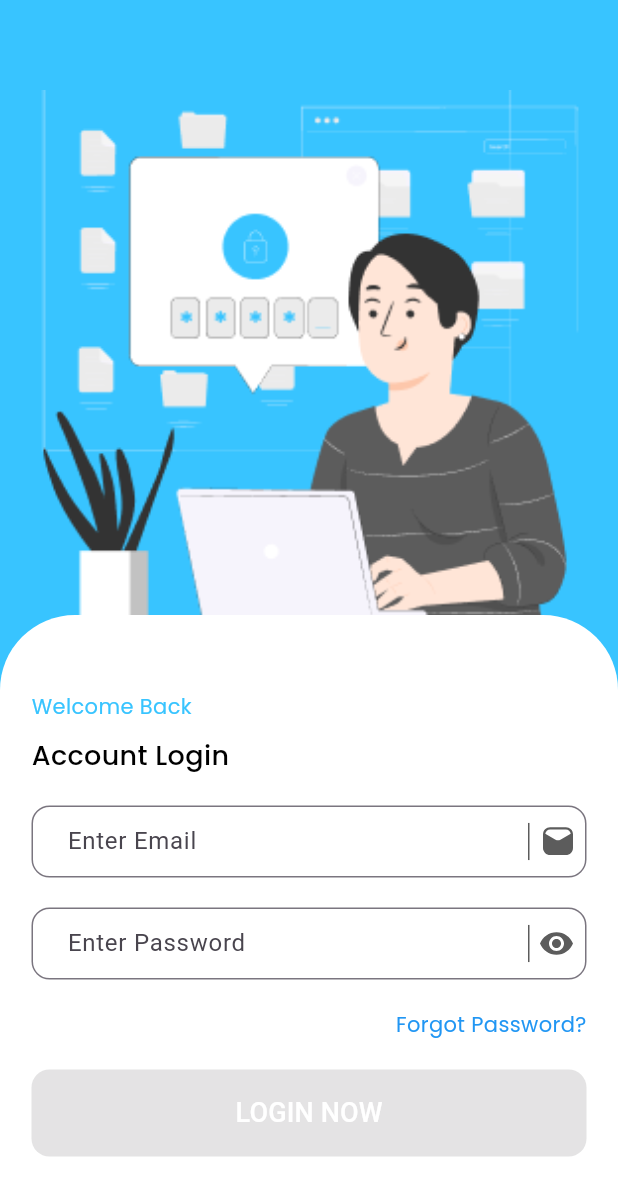
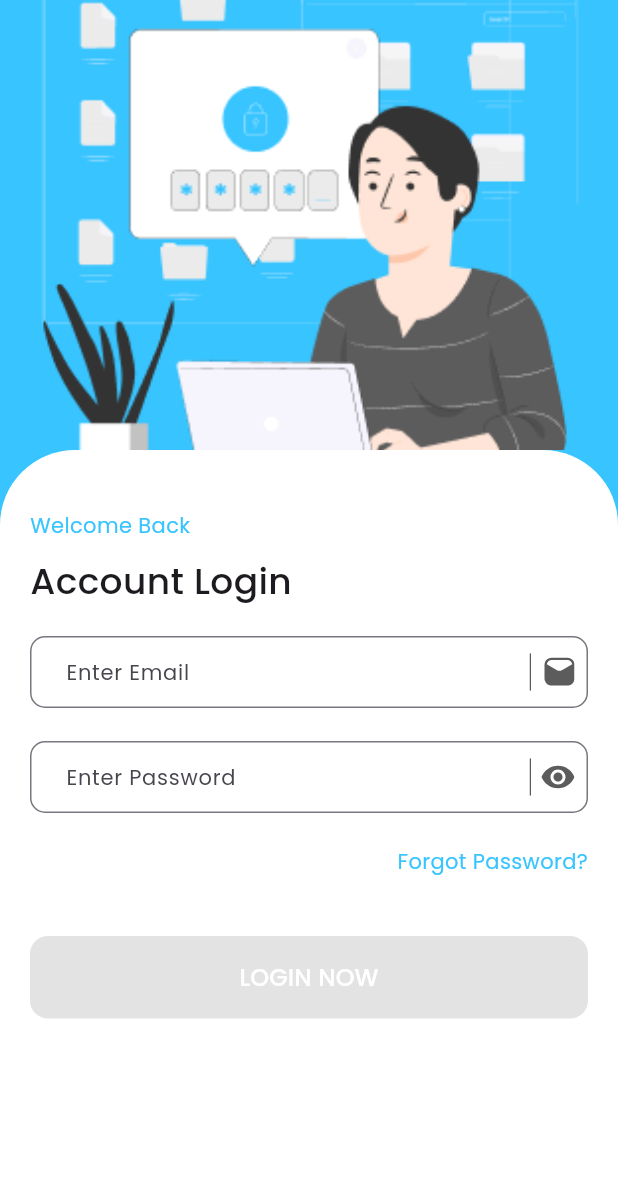
Before and after one commit to CloudCentricPvt/Time_Log, a Flutter app: the screen it shows after launch, on a phone screen of 412 x 824 dp. Shown: the top 1196 px of the screen. Run offline on Flutter 3.47's test engine with Material 3 defaults, Android fonts, the phone set to English and light mode, and no system bars; our stand-ins replace connectivity_plus, dropdown_search, fl_chart, flutter_dotenv, flutter_svg, get and 7 more; missing offline and left inert: app_settings, dart:ffi, material_dialogs.

Commit message:
Payroll Add

```diff
--- a/lib/main.dart
+++ b/lib/main.dart
@@ -21,6 +21,7 @@ import 'package:time_log/views/leaves/leave_history.dart';
 import 'package:time_log/views/leaves/leave_screen.dart';
 import 'package:time_log/views/leaves/work_from_home_history.dart';
 import 'package:time_log/views/notification/notification_screen.dart';
+import 'package:time_log/views/payroll/payroll.dart';
 import 'package:time_log/views/profile/edit_profile.dart';
 import 'package:time_log/views/profile/profile_screen.dart';
 import 'package:time_log/views/leaves/request_work_from_home.dart';
@@ -76,6 +77,7 @@ class MyApp extends StatelessWidget {
         '/change_password_screen': (context) => const ChangePassword(),
         '/leave_policy_screen': (context) => const LeavesPolicyScreen(),
         '/privacy_policy_screen': (context) => const PrivacyPoliciesScreen(),
+        '/payroll': (context) => const Payroll(),
         '/terms_and_condition_screen': (context) =>
             const TermsAndConditionScreen(),
         '/posh_policy_screen': (context) => const PoshPolicy(),
--- a/lib/network/k_network_api_service.dart
+++ b/lib/network/k_network_api_service.dart
@@ -171,15 +171,15 @@ class KNetworkApiServices extends KBaseApiServices {
           context,
           TextButton(
             onPressed: () {
-              Navigator.pop(context);
+             // Navigator.pop(context);
+              Get.back();
               Navigator.pushReplacementNamed(context, '/login_screen');
               localStorage.remove("Auth_Token");
               localStorage.remove(KStorageKey.isActive);
-
             },
             child: Text(
               "OK",
-              style: TextStyle(color: KColors.appPrimaryRed),
+              style: TextStyle(color: KColors.appPrimaryRed,fontFamily: "Poppins"),
             ),
           ),
           "Session Expired",
--- a/lib/utils/constants/k_drawer_menu.dart
+++ b/lib/utils/constants/k_drawer_menu.dart
@@ -229,6 +229,7 @@ class _CustomDrawerMenuState extends State<CustomDrawerMenu> {
                           _buildMenuItem(context,'assets/icons/time_log_icon1.svg', 'Time Logs', '/dashboard_screen',1),
                           _buildMenuItem(context,'assets/icons/leaves_etails_apply.svg', 'Leaves Details & Apply', '/dashboard_screen',2),
                           _buildAnotherMenu('assets/icons/upcoming_events.svg', 'Upcoming Events', '/upcoming_events_screen'),
+                          _buildAnotherMenu('assets/icons/payroll.svg', 'Payroll', '/payroll'),
                           _buildAnotherMenu('assets/icons/help_support.svg', 'Help & Support', '/help_and_support_screen')
                         ],
                       ),
@@ -351,7 +352,7 @@ class _CustomDrawerMenuState extends State<CustomDrawerMenu> {
               ),
               const SizedBox(width: 10),
               Text(
-                  title, style:  TextStyle(fontSize: 15,color: isDashboard ? Colors.blue : Colors.black),),
+                  title, style:  TextStyle(fontSize: 15,fontFamily: "Poppins",color: isDashboard ? Colors.blue : Colors.black),),
               const Spacer(),
               SizedBox(
                 width: 10,
--- a/lib/views/authentication/login_screen.dart
+++ b/lib/views/authentication/login_screen.dart
@@ -46,79 +46,74 @@ class _LoginScreenState extends State<LoginScreen> {
   Widget build(BuildContext context) {
     return Scaffold(
       backgroundColor: KColors.appPrimary,
-      body: Column(
+      resizeToAvoidBottomInset: false, // prevent flutter default resize
+      body: SafeArea(
+        child: AnimatedPadding(
+          duration: const Duration(milliseconds: 300),
+          curve: Curves.easeOut,
+          padding: EdgeInsets.only(
+            bottom: MediaQuery.of(context).viewInsets.bottom,
+          ),
+          child: Column(
             children: [
-          ///image column.....
-          Padding(
-            padding: const EdgeInsets.only(top: 60), // adjust as needed
-            child: SizedBox(
-              height: 350,
+              SizedBox(
+                height: 300,
                 width: double.infinity,
                 child: Image.asset(
                   KAssets.login_image,
                   fit: BoxFit.cover,
                 ),
               ),
-          ),
-          /// card  .....
+
               Expanded(
-            child: SizedBox(
+                child: Container(
                   width: double.infinity,
-              child: Card(
-                margin: EdgeInsets.zero,
-                // REMOVE extra space outside the card
-                shape: const RoundedRectangleBorder(
+                  decoration: const BoxDecoration(
+                    color: Colors.white,
                     borderRadius: BorderRadius.only(
                       topLeft: Radius.circular(50),
                       topRight: Radius.circular(50),
                     ),
                   ),
-                elevation: 0,
-                color: Colors.white,
 
-                /// design part of inside card.....
+                  // outer scroll to avoid overflow
+                  child: SingleChildScrollView(
                     child: Padding(
-                  padding:
-                      EdgeInsets.only(top: 51, left: 21, right: 21, bottom: 21),
-                  child: SingleChildScrollView(
+                      padding: const EdgeInsets.symmetric(vertical: 40, horizontal: 20),
                       child: Column(
+                        mainAxisSize: MainAxisSize.min,   // important
                         crossAxisAlignment: CrossAxisAlignment.start,
                         children: [
-                        const Text(
-                          "Welcome Back",
+                          const Text("Welcome Back",
                             style: TextStyle(
-                            color: Color(0XFF38C4FF),
+                              color: KColors.appPrimary,
                               fontFamily: 'Poppins',
+                              fontSize: 14,
                               fontWeight: FontWeight.w400,
                             ),
                           ),
-                        const SizedBox(
-                          height: 10,
-                        ),
-                        const Text(
-                          "Account Login",
+                          const SizedBox(height: 10),
+                          const Text("Account Login",
                             style: TextStyle(
-                            color: Colors.black,
+                              fontSize: 24,
                               fontFamily: 'Poppins',
-                            fontSize: 18,
                               fontWeight: FontWeight.w500,
                             ),
                           ),
-                        const SizedBox(
-                          height: 20,
-                        ),
+                          const SizedBox(height: 20),
 
-                        /// Login Box....
                           userLoginForm(),
-                        onClickLoginButton()
+                          const SizedBox(height: 20),
+                          onClickLoginButton(),
                         ],
                       ),
                     ),
                   ),
                 ),
               ),
+            ],
           ),
-        ],
+        ),
       ),
     );
   }
@@ -127,7 +122,9 @@ class _LoginScreenState extends State<LoginScreen> {
   Widget userLoginForm() {
     return Column(
       children: [
-        TextFormField(
+        SizedBox(
+          height: 50,
+          child: TextFormField(
             focusNode: _focusNode,
             controller: _controller.userNameController,
             decoration: InputDecoration(
@@ -142,28 +139,50 @@ class _LoginScreenState extends State<LoginScreen> {
                       : SvgPicture.asset(KAssets.emailIcon),
                 ),
                 border: OutlineInputBorder(
-              borderRadius: BorderRadius.circular(12.0),
-            ),
-            contentPadding:
-                const EdgeInsets.only(left: 20, top: 10, bottom: 10, right: 10),
+                    borderRadius: BorderRadius.circular(10.0),
+                    borderSide:
+                        BorderSide(width: 1, color: KColors.appSecondaryGrey)),
+                contentPadding: const EdgeInsets.only(
+                    left: 20, top: 10, bottom: 10, right: 10),
                 labelText: 'Enter Email',
+                labelStyle: TextStyle(
+                    fontFamily: "Poppins",
+                    fontSize: 14,
+                    fontWeight: FontWeight.normal),
+                hintText: "Enter Email",
+                hintStyle: TextStyle(
+                    fontFamily: "Poppins",
+                    fontSize: 14,
+                    fontWeight: FontWeight.normal)),
           ),
         ),
         const SizedBox(
           height: 20,
         ),
-        TextFormField(
+        SizedBox(
+          height: 50,
+          child: TextFormField(
             focusNode: _passwordFocusNode,
             controller: _controller.passwordPassController,
             obscureText: _isPasswordObscure,
             // Toggle password visibility
             decoration: InputDecoration(
                 border: OutlineInputBorder(
-                borderRadius: BorderRadius.circular(12.0),
-              ),
+                    borderRadius: BorderRadius.circular(10.0),
+                    borderSide:
+                        BorderSide(width: 1, color: KColors.appSecondaryGrey)),
                 contentPadding: const EdgeInsets.only(
                     left: 20, top: 10, bottom: 10, right: 10),
                 labelText: 'Enter Password',
+                labelStyle: TextStyle(
+                    fontFamily: "Poppins",
+                    fontSize: 14,
+                    fontWeight: FontWeight.normal),
+                hintText: "Enter Password",
+                hintStyle: TextStyle(
+                    fontFamily: "Poppins",
+                    fontSize: 14,
+                    fontWeight: FontWeight.normal),
                 suffixIcon: IconButton(
                   onPressed: () {
                     setState(() {
@@ -178,6 +197,7 @@ class _LoginScreenState extends State<LoginScreen> {
 
             style: const TextStyle(),
           ),
+        ),
         const SizedBox(
           height: 20,
         ),
@@ -188,7 +208,7 @@ class _LoginScreenState extends State<LoginScreen> {
               Text(
                 "Forgot Password?",
                 style: TextStyle(
-                  color: Colors.blue,
+                  color: KColors.appPrimary,
                   fontSize: 14,
                   fontFamily: 'Poppins',
                 ),
@@ -229,8 +249,7 @@ class _LoginScreenState extends State<LoginScreen> {
 
   ///--- Login button UI and click for action perform
   Widget onClickLoginButton() {
-    return
-      ElevatedButton(
+    return ElevatedButton(
       style: ElevatedButton.styleFrom(
         backgroundColor: KColors.appPrimary,
         shape: const RoundedRectangleBorder(
@@ -269,8 +288,9 @@ class _LoginScreenState extends State<LoginScreen> {
               "LOGIN NOW",
               style: TextStyle(
                   color: Colors.white,
-                fontSize: 18,
-              ),
+                  fontSize: 16,
+                  fontFamily: "Poppins",
+                  fontWeight: FontWeight.w500),
             ),
     );
   }
```
Also changed, not shown: lib/views/payroll/payroll.dart (added, +37 -0 lines), lib/views/timelogs/time_logs_screen.dart (+12 -5 lines), assets/icons/payroll.svg (added), pubspec.lock, 2 other files. Lines whose indentation alone changed are shown as unchanged.
